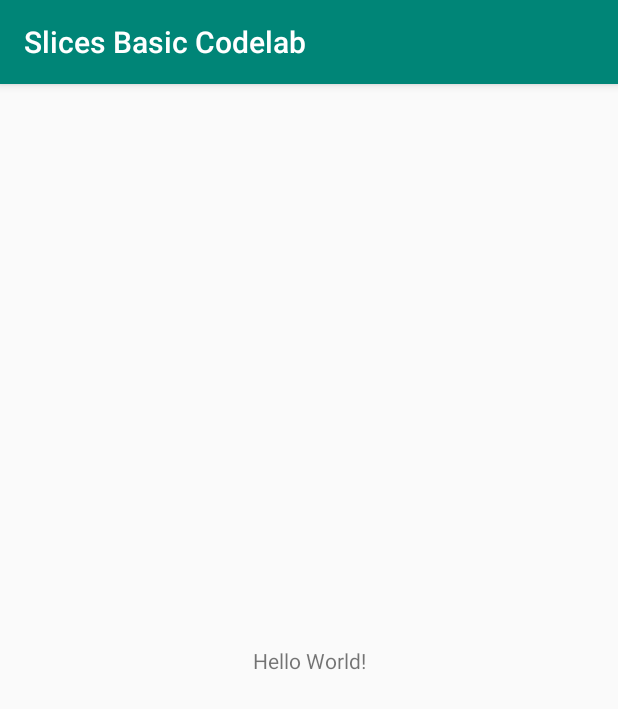
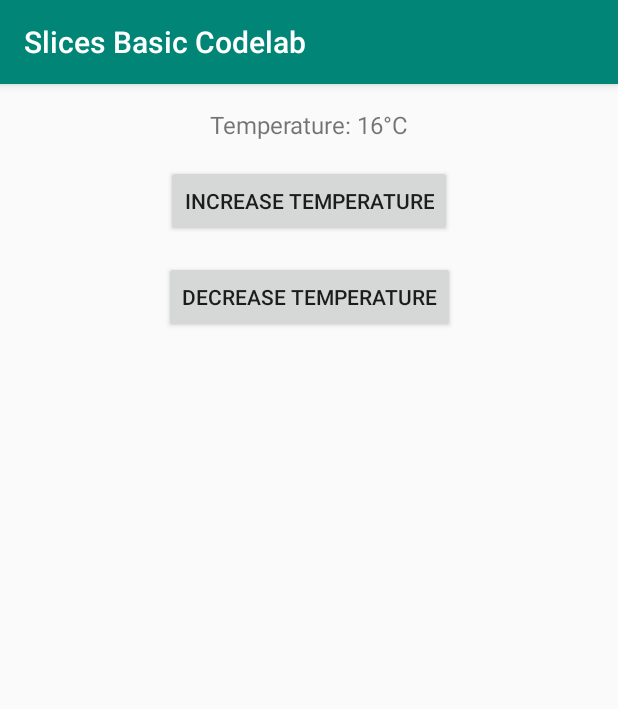
Before and after one commit to android/codelab-slices-basic-codelab, an Android app: the screen it shows after launch (MainActivity), on a phone screen of 412 x 824 dp. Shown: the top 709 px of the screen. Run offline under Robolectric (Android 15) with nearby library versions, the phone set to English and light mode, and no system bars.

Commit message:
Adds all required code for finished slice codelab.
Change-Id: I8d8c92ff10389854f9c60ecf8f798b42699d3241

```diff
--- a/complete/src/main/java/com/example/android/slicesbasiccodelab/MainActivity.kt
+++ b/complete/src/main/java/com/example/android/slicesbasiccodelab/MainActivity.kt
@@ -13,15 +13,73 @@
  * See the License for the specific language governing permissions and
  * limitations under the License.
  */
+
 package com.example.android.slicesbasiccodelab
 
+import android.content.Context
+import android.os.Bundle
+import android.view.View
+import android.widget.Button
+import android.widget.TextView
 import androidx.appcompat.app.AppCompatActivity
-import android.os.Bundle
 
-class MainActivity : AppCompatActivity() {
+/**
+ * Displays the current temperature and allows user to adjust it up and down. Any adjustments from
+ * the external slice will also change this temperature value.
+ */
+class MainActivity : AppCompatActivity(), View.OnClickListener {
+
+    private lateinit var temperatureTextView: TextView
 
     override fun onCreate(savedInstanceState: Bundle?) {
         super.onCreate(savedInstanceState)
         setContentView(R.layout.activity_main)
+
+        temperatureTextView = findViewById(R.id.temperature)
+
+        findViewById<Button>(R.id.increase_temp).setOnClickListener(this)
+        findViewById<Button>(R.id.decrease_temp).setOnClickListener(this)
+    }
+
+    public override fun onResume() {
+        super.onResume()
+        temperatureTextView.text = getTemperatureString(applicationContext)
+    }
+
+    override fun onClick(view: View) {
+        when (view.id) {
+            R.id.increase_temp -> updateTemperature(applicationContext, temperature + 1)
+            R.id.decrease_temp -> updateTemperature(applicationContext, temperature - 1)
+        }
+        temperatureTextView.text = getTemperatureString(applicationContext)
+    }
+
+    companion object {
+
+        /* Temperature is in Celsius.
+         *
+         * NOTE: You should store your data in a more permanent way that doesn't disappear when the
+         * app is killed. This drastically simplified sample is focused on learning Slices.
+         */
+        private var temperature = 16
+
+        fun getTemperatureString(context: Context): String {
+            return context.getString(R.string.temperature, temperature)
+        }
+
+        fun getTemperature(): Int {
+            return temperature
+        }
+
+        fun updateTemperature(context: Context, newTemperature: Int) {
+
+            if (temperature != newTemperature) {
+                temperature = newTemperature
+
+                // Notify slice via URI that the temperature has changed so they can update views.
+                val uri = TemperatureSliceProvider.getUri(context, "temperature")
+                context.contentResolver.notifyChange(uri, null)
+            }
+        }
     }
 }
--- a/complete/src/main/res/layout/activity_main.xml
+++ b/complete/src/main/res/layout/activity_main.xml
@@ -23,12 +23,38 @@
     tools:context=".MainActivity">
 
     <TextView
+        android:id="@+id/temperature"
         android:layout_width="wrap_content"
         android:layout_height="wrap_content"
-            android:text="Hello World!"
-            app:layout_constraintBottom_toBottomOf="parent"
+        android:layout_marginTop="16dp"
+        android:text="@string/temperature_placeholder_title"
+        android:textSize="16sp"
         app:layout_constraintLeft_toLeftOf="parent"
         app:layout_constraintRight_toRightOf="parent"
-            app:layout_constraintTop_toTopOf="parent"/>
+        app:layout_constraintTop_toTopOf="parent" />
+
+    <Button
+        android:id="@+id/increase_temp"
+        android:layout_width="wrap_content"
+        android:layout_height="wrap_content"
+        android:layout_marginStart="8dp"
+        android:layout_marginTop="16dp"
+        android:layout_marginEnd="8dp"
+        android:text="@string/increase_temperature"
+        app:layout_constraintEnd_toEndOf="parent"
+        app:layout_constraintStart_toStartOf="parent"
+        app:layout_constraintTop_toBottomOf="@+id/temperature" />
+
+    <Button
+        android:id="@+id/decrease_temp"
+        android:layout_width="wrap_content"
+        android:layout_height="wrap_content"
+        android:layout_marginStart="8dp"
+        android:layout_marginTop="16dp"
+        android:layout_marginEnd="8dp"
+        android:text="@string/decrease_temperature"
+        app:layout_constraintEnd_toEndOf="parent"
+        app:layout_constraintStart_toStartOf="parent"
+        app:layout_constraintTop_toBottomOf="@+id/increase_temp" />
 
 </androidx.constraintlayout.widget.ConstraintLayout>
--- a/complete/src/main/res/values/colors.xml
+++ b/complete/src/main/res/values/colors.xml
@@ -18,4 +18,6 @@
     <color name="colorPrimary">#008577</color>
     <color name="colorPrimaryDark">#00574B</color>
     <color name="colorAccent">#D81B60</color>
+
+    <color name="slice_accent_color">@color/colorAccent</color>
 </resources>
--- a/complete/src/main/res/values/strings.xml
+++ b/complete/src/main/res/values/strings.xml
@@ -19,5 +19,11 @@
 
     <string name="slice_name">Temp Controls</string>
 
-    <string name="temp_string">Temperature: %d\u00B0C</string>
+    <string name="temperature_placeholder_title">Temperature</string>
+    <string name="temperature">Temperature: %d\u00B0C</string>
+
+    <string name="increase_temperature">Increase temperature</string>
+    <string name="decrease_temperature">Decrease temperature</string>
+
+    <string name="slice_action_primary_title">Temperature Controls</string>
 </resources>
```
Also changed, not shown: complete/build.gradle (+9 -1 lines), complete/src/main/AndroidManifest.xml (+17 -0 lines), complete/src/main/java/com/example/android/slicesbasiccodelab/TemperatureBroadcastReceiver.kt (added, +44 -0 lines), complete/src/main/java/com/example/android/slicesbasiccodelab/TemperatureSliceProvider.kt (added, +158 -0 lines), complete/src/main/java/com/example/android/slicesbasiccodelab/util/UriKtx.kt (added, +34 -0 lines). Lines whose indentation alone changed are shown as unchanged.
